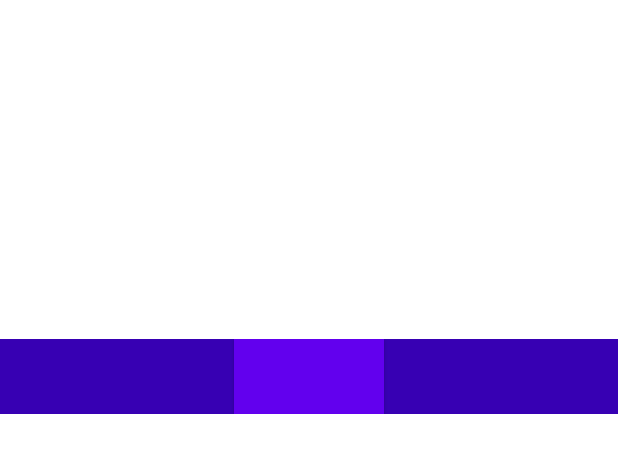
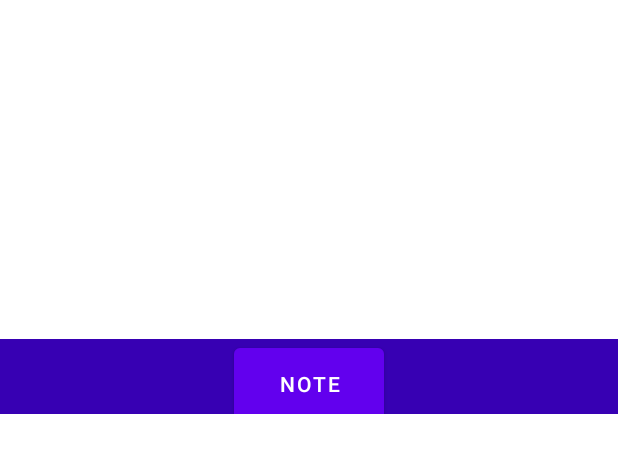
Before and after one commit to MadMakZa/HealthDiary, an Android app: the layout bottomsheet_fragment.xml on its own in the app's theme, with its tools: preview values and no code run, on a phone screen of 412 x 824 dp. Shown: the top 453 px of the screen. Run offline under Robolectric (Android 15) with nearby library versions, the phone set to English and light mode, and no system bars.

Commit message:
bottomsheet refactor rebinding, button addNote work

```diff
--- a/app/src/main/res/layout/activity_main.xml
+++ b/app/src/main/res/layout/activity_main.xml
@@ -8,6 +8,7 @@
         <variable
             name="viewModel"
             type="makza.afonsky.healthdiary.viewModel.MainViewModel" />
+
     </data>
 
     <LinearLayout
@@ -17,10 +18,12 @@
 
 
         <include
+            android:id="@+id/id_bottomsheet"
             layout="@layout/bottomsheet_fragment"
+            app:viewModel="@{viewModel}"
             android:layout_height="wrap_content"
             android:layout_width="match_parent"
-            android:layout_gravity="bottom"/>
+            android:layout_gravity="bottom" />
 
 
     </LinearLayout>
--- a/app/src/main/res/layout/bottomsheet_fragment.xml
+++ b/app/src/main/res/layout/bottomsheet_fragment.xml
@@ -4,23 +4,23 @@
     xmlns:tools="http://schemas.android.com/tools">
 
     <data>
+
         <variable
-            name="bottomSheet"
-            type="makza.afonsky.healthdiary.view.BottomSheetFragment" />
+            name="viewModel"
+            type="makza.afonsky.healthdiary.viewModel.MainViewModel" />
     </data>
 
     <androidx.coordinatorlayout.widget.CoordinatorLayout
+        android:id="@+id/bottom_sheet"
         android:layout_width="match_parent"
         android:layout_height="wrap_content">
 
 
-    <androidx.appcompat.widget.LinearLayoutCompat
-        android:id="@+id/bottom_sheet"
+    <LinearLayout
         android:layout_width="match_parent"
         android:layout_height="wrap_content"
         android:background="@color/design_default_color_primary_dark"
         android:orientation="vertical"
-        android:layout_gravity="bottom"
         app:behavior_hideable="false"
         app:behavior_peekHeight="50dp"
         app:layout_behavior="com.google.android.material.bottomsheet.BottomSheetBehavior">
@@ -29,7 +29,8 @@
             android:id="@+id/btnAddNote"
             android:layout_width="100dp"
             android:layout_height="60dp"
-            android:background="@color/white"
+            android:onClick="@{() -> viewModel.onClickAddNote()}"
+            android:text="Note"
             android:layout_gravity="center" />
 
         <TextView
@@ -50,7 +51,7 @@
             android:text="Calendar must be here"
             android:textColor="@android:color/white" />
 
-    </androidx.appcompat.widget.LinearLayoutCompat>
+    </LinearLayout>
 
     </androidx.coordinatorlayout.widget.CoordinatorLayout>
 
```
Also changed, not shown: app/src/main/java/makza/afonsky/healthdiary/view/BottomSheetFragment.kt (+11 -12 lines), app/src/main/java/makza/afonsky/healthdiary/view/MainActivity.kt (+6 -1 lines), app/src/main/java/makza/afonsky/healthdiary/viewModel/BottomSheetViewModel.kt (added, +11 -0 lines), app/src/main/java/makza/afonsky/healthdiary/viewModel/MainViewModel.kt (+6 -1 lines).
